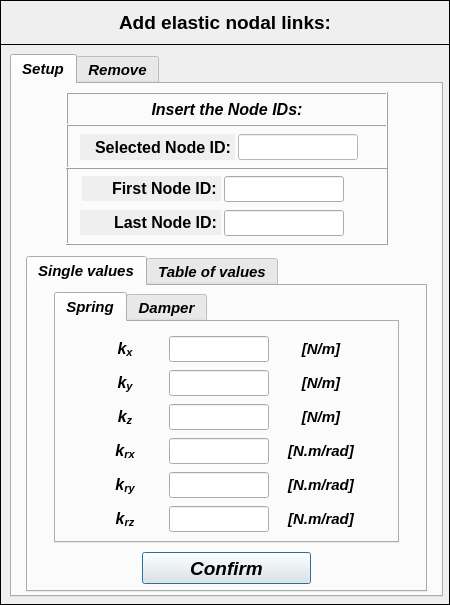
First picture: the form in pulse/uix/user_input/ui/Model/Setup/Structural/elasticNodalLinksInput.ui, repository open-pulse/OpenPulse, before the edit.
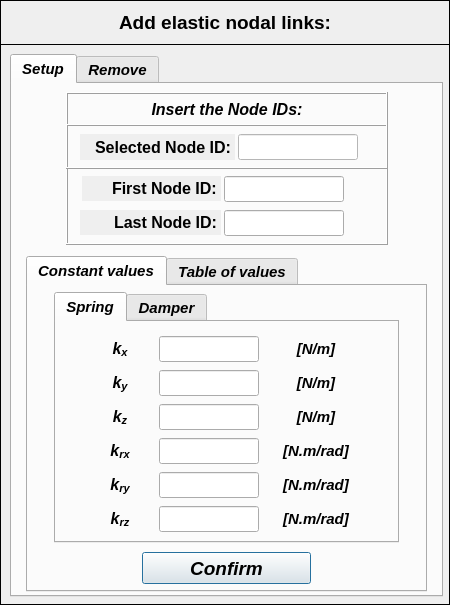
Second picture: the form after the edit.

Diff of the .ui file:
```diff
--- a/pulse/uix/user_input/ui/Model/Setup/Structural/elasticNodalLinksInput.ui
+++ b/pulse/uix/user_input/ui/Model/Setup/Structural/elasticNodalLinksInput.ui
@@ -873,7 +873,7 @@
       </property>
       <widget class="QWidget" name="tab_single_values">
        <attribute name="title">
-        <string>Single values</string>
+        <string>Constant values</string>
        </attribute>
        <widget class="QTabWidget" name="tabWidget_single_values">
         <property name="geometry">
@@ -954,13 +954,13 @@
             <widget class="QLabel" name="label_91">
              <property name="minimumSize">
               <size>
-               <width>80</width>
+               <width>90</width>
                <height>0</height>
               </size>
              </property>
              <property name="maximumSize">
               <size>
-               <width>80</width>
+               <width>90</width>
                <height>16777215</height>
               </size>
              </property>
@@ -1019,13 +1019,13 @@
             <widget class="QLabel" name="label_15">
              <property name="minimumSize">
               <size>
-               <width>80</width>
+               <width>90</width>
                <height>0</height>
               </size>
              </property>
              <property name="maximumSize">
               <size>
-               <width>80</width>
+               <width>90</width>
                <height>16777215</height>
               </size>
              </property>
@@ -1050,13 +1050,13 @@
             <widget class="QLabel" name="label_84">
              <property name="minimumSize">
               <size>
-               <width>80</width>
+               <width>90</width>
                <height>0</height>
               </size>
              </property>
              <property name="maximumSize">
               <size>
-               <width>80</width>
+               <width>90</width>
                <height>16777215</height>
               </size>
              </property>
@@ -1081,13 +1081,13 @@
             <widget class="QLabel" name="label_90">
              <property name="minimumSize">
               <size>
-               <width>80</width>
+               <width>90</width>
                <height>0</height>
               </size>
              </property>
              <property name="maximumSize">
               <size>
-               <width>80</width>
+               <width>90</width>
                <height>16777215</height>
               </size>
              </property>
@@ -1112,13 +1112,13 @@
             <widget class="QLabel" name="label_87">
              <property name="minimumSize">
               <size>
-               <width>80</width>
+               <width>90</width>
                <height>0</height>
               </size>
              </property>
              <property name="maximumSize">
               <size>
-               <width>80</width>
+               <width>90</width>
                <height>16777215</height>
               </size>
              </property>
@@ -1165,6 +1165,9 @@
                <bold>true</bold>
               </font>
              </property>
+             <property name="styleSheet">
+              <string notr="true">color: rgb(255, 0, 0);</string>
+             </property>
              <property name="text">
               <string/>
              </property>
@@ -1199,6 +1202,9 @@
                <bold>true</bold>
               </font>
              </property>
+             <property name="styleSheet">
+              <string notr="true">color: rgb(255, 0, 0);</string>
+             </property>
              <property name="text">
               <string/>
              </property>
@@ -1233,6 +1239,9 @@
                <bold>true</bold>
               </font>
              </property>
+             <property name="styleSheet">
+              <string notr="true">color: rgb(255, 0, 0);</string>
+             </property>
              <property name="alignment">
               <set>Qt::AlignCenter</set>
              </property>
@@ -1276,13 +1285,13 @@
             <widget class="QLabel" name="label_14">
              <property name="minimumSize">
               <size>
-               <width>80</width>
+               <width>90</width>
                <height>0</height>
               </size>
              </property>
              <property name="maximumSize">
               <size>
-               <width>80</width>
+               <width>90</width>
                <height>16777215</height>
               </size>
              </property>
@@ -1403,6 +1412,9 @@
                <bold>true</bold>
               </font>
              </property>
+             <property name="styleSheet">
+              <string notr="true">color: rgb(255, 0, 0);</string>
+             </property>
              <property name="alignment">
               <set>Qt::AlignCenter</set>
              </property>
@@ -1471,6 +1483,9 @@
                <bold>true</bold>
               </font>
              </property>
+             <property name="styleSheet">
+              <string notr="true">color: rgb(255, 0, 0);</string>
+             </property>
              <property name="alignment">
               <set>Qt::AlignCenter</set>
              </property>
@@ -1502,6 +1517,9 @@
                <bold>true</bold>
               </font>
              </property>
+             <property name="styleSheet">
+              <string notr="true">color: rgb(255, 0, 0);</string>
+             </property>
              <property name="text">
               <string/>
              </property>
```
Left out of the diff: 96 changed lines with no effect on the pictures.
